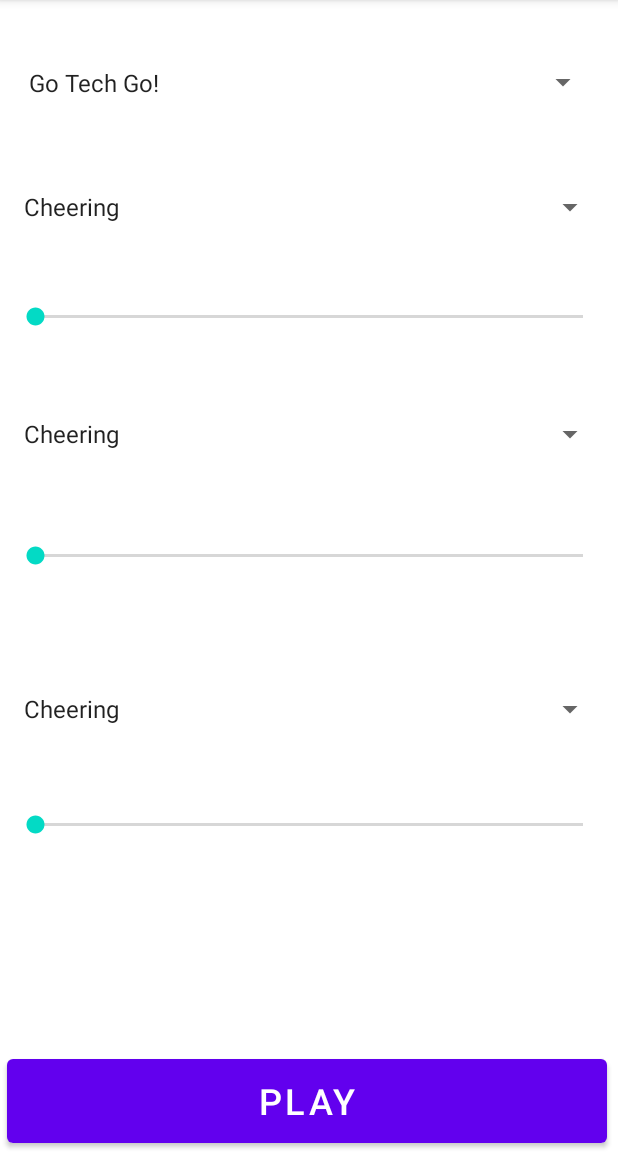
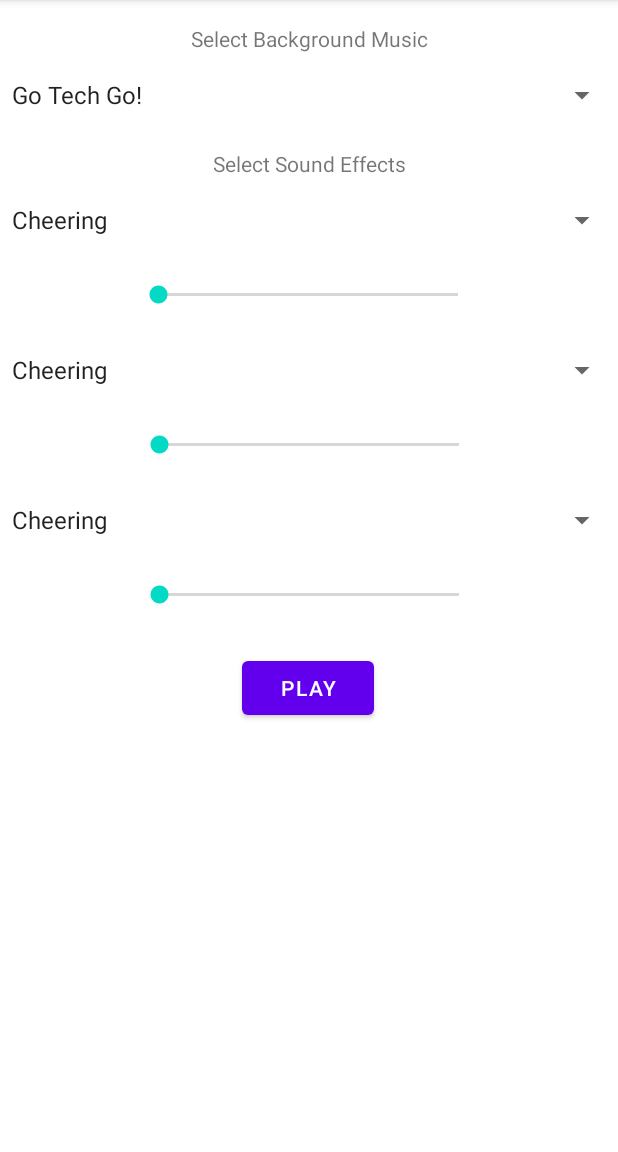
Before and after one commit to jasonebright/Homework3, an Android app: the screen it shows after launch (MainActivity), on a phone screen of 412 x 824 dp, the part 84-1236 px from its top. Run offline under Robolectric (Android 15) with nearby library versions, the phone set to English and light mode, and no system bars.

```diff
--- a/app/src/main/java/com/example/homework3/MusicCompletionReceiver.java
+++ b/app/src/main/java/com/example/homework3/MusicCompletionReceiver.java
@@ -19,6 +19,6 @@ public class MusicCompletionReceiver extends BroadcastReceiver {
     @Override
     public void onReceive(Context context, Intent intent) {
         String musicName= intent.getStringExtra(MusicService.MUSICNAME);
-        playActivity.updateName(musicName);
+        playActivity.updatePicture(musicName);
     }
 }
--- a/app/src/main/java/com/example/homework3/PlayActivity.java
+++ b/app/src/main/java/com/example/homework3/PlayActivity.java
@@ -117,7 +117,7 @@ public class PlayActivity extends AppCompatActivity implements View.OnClickListe
     }
 
 
-    public void updateName(String musicName) {
+    public void updatePicture(String musicName) {
 
         music.setText(musicName);
     }
--- a/app/src/main/res/layout/activity_main.xml
+++ b/app/src/main/res/layout/activity_main.xml
@@ -6,79 +6,118 @@
     android:layout_height="match_parent"
     tools:context=".MainActivity">
 
-    <Button
-        android:id="@+id/play"
-        android:layout_width="400dp"
-        android:layout_height="68dp"
-        android:text="Play"
-        android:textSize="24sp"
-        app:layout_constraintBottom_toBottomOf="parent"
+    <ScrollView
+        android:id="@+id/scroll_view_overview"
+        android:layout_width="match_parent"
+        android:layout_height="wrap_content"
+        android:fillViewport="true"
         app:layout_constraintEnd_toEndOf="parent"
-        app:layout_constraintHorizontal_bias="0.4"
-        app:layout_constraintStart_toStartOf="parent" />
-
-    <Spinner
-        android:id="@+id/spinnerMain"
-        android:layout_width="388dp"
-        android:layout_height="78dp"
+        app:layout_constraintStart_toStartOf="parent"
+        app:layout_constraintTop_toTopOf="parent">
+        <androidx.constraintlayout.widget.ConstraintLayout
+            android:layout_width="match_parent"
+            android:layout_height="match_parent">
+            <TextView
+                android:id="@+id/select_music_text"
+                android:layout_width="wrap_content"
+                android:layout_height="wrap_content"
                 android:layout_marginTop="16dp"
+                android:text="Select Background Music"
                 app:layout_constraintEnd_toEndOf="parent"
-        app:layout_constraintHorizontal_bias="0.473"
                 app:layout_constraintStart_toStartOf="parent"
                 app:layout_constraintTop_toTopOf="parent" />
 
             <Spinner
-        android:id="@+id/spinnerEffect1"
-        android:layout_width="396dp"
-        android:layout_height="48dp"
-        android:layout_marginTop="20dp"
+                android:id="@+id/spinnerMain"
+                android:layout_width="match_parent"
+                android:layout_height="wrap_content"
+                android:layout_marginTop="16dp"
+                app:layout_constraintEnd_toEndOf="parent"
+                app:layout_constraintStart_toStartOf="parent"
+                app:layout_constraintTop_toBottomOf="@+id/select_music_text" />
+
+            <TextView
+                android:id="@+id/select_sound_effects_text"
+                android:layout_width="wrap_content"
+                android:layout_height="wrap_content"
+                android:layout_marginTop="24dp"
+                android:text="Select Sound Effects"
                 app:layout_constraintEnd_toEndOf="parent"
                 app:layout_constraintStart_toStartOf="parent"
                 app:layout_constraintTop_toBottomOf="@+id/spinnerMain" />
 
             <Spinner
+                android:id="@+id/spinnerEffect1"
+                android:layout_width="match_parent"
+                android:layout_height="wrap_content"
+                android:layout_marginTop="16dp"
+                app:layout_constraintEnd_toEndOf="parent"
+                app:layout_constraintHorizontal_bias="0.0"
+                app:layout_constraintStart_toStartOf="parent"
+                app:layout_constraintTop_toBottomOf="@+id/select_sound_effects_text" />
+
+            <Spinner
                 android:id="@+id/spinnerEffect2"
-        android:layout_width="396dp"
-        android:layout_height="48dp"
-        android:layout_marginTop="32dp"
+                android:layout_width="match_parent"
+                android:layout_height="wrap_content"
+                android:layout_marginTop="24dp"
                 app:layout_constraintEnd_toEndOf="parent"
+                app:layout_constraintHorizontal_bias="0.0"
                 app:layout_constraintStart_toStartOf="parent"
                 app:layout_constraintTop_toBottomOf="@+id/seekBar" />
 
-    <Spinner
-        android:id="@+id/spinnerEffect3"
-        android:layout_width="396dp"
-        android:layout_height="48dp"
-        android:layout_marginTop="56dp"
-        app:layout_constraintEnd_toEndOf="parent"
-        app:layout_constraintStart_toStartOf="parent"
-        app:layout_constraintTop_toBottomOf="@+id/seekBar2" />
-
             <SeekBar
                 android:id="@+id/seekBar"
-        android:layout_width="397dp"
-        android:layout_height="43dp"
-        android:layout_marginTop="28dp"
+                android:layout_width="232dp"
+                android:layout_height="28dp"
+                android:layout_marginTop="24dp"
                 app:layout_constraintEnd_toEndOf="parent"
+                app:layout_constraintHorizontal_bias="0.497"
                 app:layout_constraintStart_toStartOf="parent"
                 app:layout_constraintTop_toBottomOf="@+id/spinnerEffect1" />
 
             <SeekBar
                 android:id="@+id/seekBar2"
-        android:layout_width="397dp"
-        android:layout_height="43dp"
-        android:layout_marginTop="36dp"
+                android:layout_width="232dp"
+                android:layout_height="28dp"
+                android:layout_marginTop="24dp"
                 app:layout_constraintEnd_toEndOf="parent"
                 app:layout_constraintStart_toStartOf="parent"
                 app:layout_constraintTop_toBottomOf="@+id/spinnerEffect2" />
 
+            <Spinner
+                android:id="@+id/spinnerEffect3"
+                android:layout_width="0dp"
+                android:layout_height="wrap_content"
+                android:layout_marginTop="24dp"
+                app:layout_constraintEnd_toEndOf="parent"
+                app:layout_constraintHorizontal_bias="0.0"
+                app:layout_constraintStart_toStartOf="parent"
+                app:layout_constraintTop_toBottomOf="@+id/seekBar2" />
+
             <SeekBar
                 android:id="@+id/seekBar3"
-        android:layout_width="397dp"
-        android:layout_height="43dp"
-        android:layout_marginTop="32dp"
+                android:layout_width="232dp"
+                android:layout_height="28dp"
+                android:layout_marginTop="24dp"
                 app:layout_constraintEnd_toEndOf="parent"
                 app:layout_constraintStart_toStartOf="parent"
                 app:layout_constraintTop_toBottomOf="@+id/spinnerEffect3" />
 
+            <Button
+                android:id="@+id/play"
+                android:layout_width="wrap_content"
+                android:layout_height="wrap_content"
+                android:layout_marginTop="24dp"
+                android:text="Play"
+                app:layout_constraintEnd_toEndOf="parent"
+                app:layout_constraintHorizontal_bias="0.498"
+                app:layout_constraintStart_toStartOf="parent"
+                app:layout_constraintTop_toBottomOf="@+id/seekBar3" />
+
+
         </androidx.constraintlayout.widget.ConstraintLayout>
+
+    </ScrollView>
+
+</androidx.constraintlayout.widget.ConstraintLayout>
```
Also changed, not shown: app/src/main/java/com/example/homework3/MusicPlayer.java (+3 -7 lines), app/src/main/res/layout/activity_play.xml (+44 -29 lines), app/src/main/res/drawable/vpi.jpg (added). Lines whose indentation alone changed are shown as unchanged.
